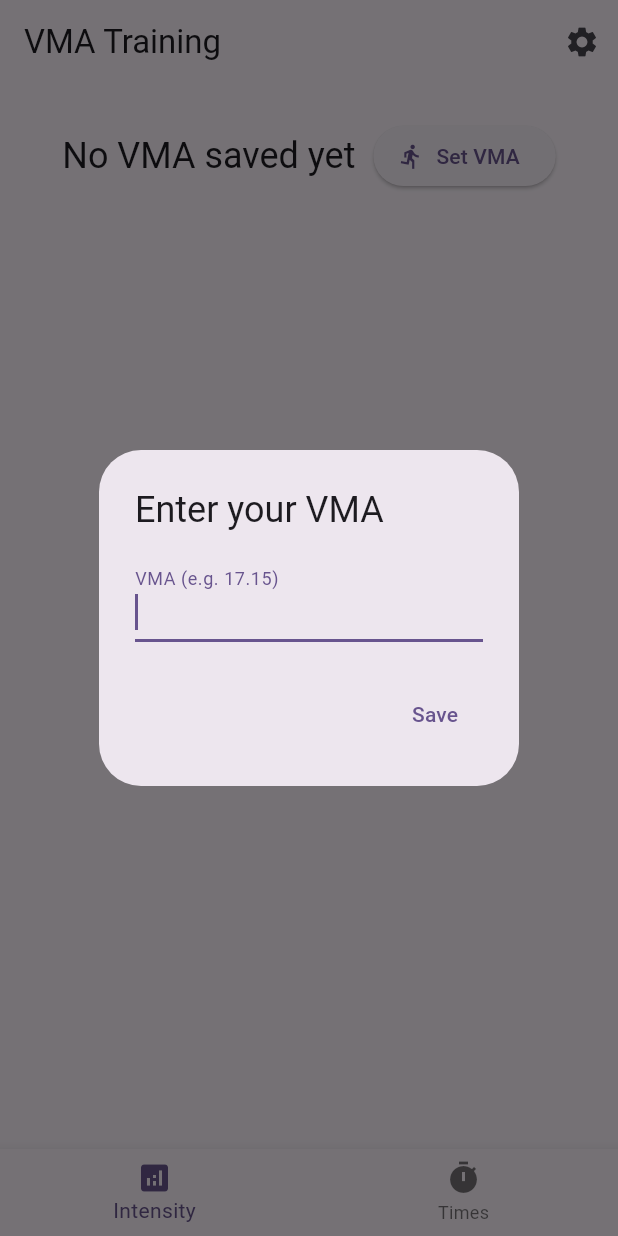
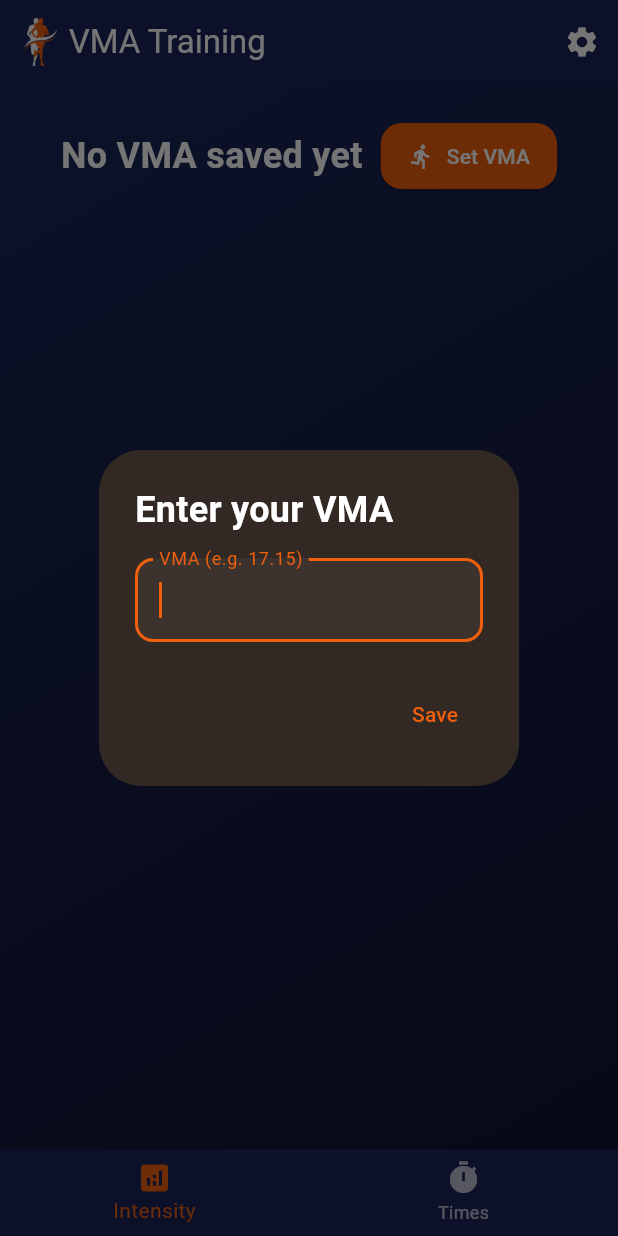
Before and after one commit to lougau92/vma-running, a Flutter app: the screen it shows after launch, on a phone screen of 412 x 824 dp. Run offline on Flutter 3.47's test engine with Material 3 defaults, Android fonts, the phone set to English and light mode, and no system bars; our stand-ins replace shared_preferences.

Commit message:
add theme

```diff
--- a/flutter_application_1/lib/app_localizations.dart
+++ b/flutter_application_1/lib/app_localizations.dart
@@ -57,6 +57,10 @@ class AppLocalizations {
   String get systemDefault => _t('systemDefault');
   String get english => _t('english');
   String get french => _t('french');
+  String get dutch => _t('dutch');
+  String get theme => _t('theme');
+  String get dark => _t('dark');
+  String get light => _t('light');
   String get settingsComingSoon => _t('settingsComingSoon');
   String get adjustIntensity => _t('adjustIntensity');
   String get minPercent => _t('minPercent');
@@ -79,7 +83,6 @@ class AppLocalizations {
   String get distanceGreaterThanZero => _t('distanceGreaterThanZero');
   String get halfMarathon => _t('halfMarathon');
   String get marathon => _t('marathon');
-  String get dutch => _t('dutch');
 
   String yourVma(double vma) =>
       _t('yourVma').replaceFirst('{value}', vma.toStringAsFixed(2));
--- a/flutter_application_1/lib/app_settings.dart
+++ b/flutter_application_1/lib/app_settings.dart
@@ -1,11 +1,21 @@
+import 'package:flutter/material.dart';
+
 class AppSettings {
-  const AppSettings({this.localeCode});
+  const AppSettings({
+    this.localeCode,
+    this.themeMode = ThemeMode.dark,
+  });
 
   final String? localeCode;
+  final ThemeMode themeMode;
 
-  AppSettings copyWith({String? localeCode}) {
+  AppSettings copyWith({
+    String? localeCode,
+    ThemeMode? themeMode,
+  }) {
     return AppSettings(
       localeCode: localeCode ?? this.localeCode,
+      themeMode: themeMode ?? this.themeMode,
     );
   }
 }
--- /dev/null
+++ b/flutter_application_1/lib/decorated_scaffold.dart
@@ -0,0 +1,41 @@
+import 'package:flutter/material.dart';
+import 'theme.dart';
+
+class DecoratedScaffold extends StatelessWidget {
+  const DecoratedScaffold({
+    super.key,
+    required this.body,
+    this.appBar,
+    this.bottomNavigationBar,
+  });
+
+  final PreferredSizeWidget? appBar;
+  final Widget body;
+  final Widget? bottomNavigationBar;
+
+  @override
+  Widget build(BuildContext context) {
+    final theme = Theme.of(context);
+    final isDark = theme.brightness == Brightness.dark;
+    return Scaffold(
+      appBar: appBar,
+      bottomNavigationBar: bottomNavigationBar,
+      body: Container(
+        decoration: isDark
+            ? const BoxDecoration(
+                gradient: LinearGradient(
+                  colors: [
+                    EnjambeeTheme.navy,
+                    Color(0xFF0F142F),
+                  ],
+                  begin: Alignment.topLeft,
+                  end: Alignment.bottomRight,
+                ),
+              )
+            : null,
+        color: isDark ? null : theme.scaffoldBackgroundColor,
+        child: SafeArea(child: body),
+      ),
+    );
+  }
+}
--- a/flutter_application_1/lib/l10n/translations_en.dart
+++ b/flutter_application_1/lib/l10n/translations_en.dart
@@ -19,6 +19,10 @@ class TranslationsEn {
     'systemDefault': 'System default',
     'english': 'English',
     'french': 'French',
+    'dutch': 'Dutch',
+    'theme': 'Theme',
+    'dark': 'Dark',
+    'light': 'Light',
     'settingsComingSoon': 'More settings coming soon.',
     'adjustIntensity': 'Adjust intensity range',
     'minPercent': 'Min %',
@@ -41,6 +45,5 @@ class TranslationsEn {
     'distanceGreaterThanZero': 'Enter a distance greater than 0.',
     'halfMarathon': 'Half marathon',
     'marathon': 'Marathon',
-    'dutch': 'Dutch',
   };
 }
--- a/flutter_application_1/lib/l10n/translations_fr.dart
+++ b/flutter_application_1/lib/l10n/translations_fr.dart
@@ -19,6 +19,10 @@ class TranslationsFr {
     'systemDefault': 'Langue du système',
     'english': 'Anglais',
     'french': 'Français',
+    'dutch': 'Néerlandais',
+    'theme': 'Thème',
+    'dark': 'Sombre',
+    'light': 'Clair',
     'settingsComingSoon': 'D’autres paramètres arrivent bientôt.',
     'adjustIntensity': 'Ajuster les pourcentages',
     'minPercent': 'Min %',
@@ -41,6 +45,5 @@ class TranslationsFr {
     'distanceGreaterThanZero': 'Entrez une distance supérieure à 0.',
     'halfMarathon': 'Semi-marathon',
     'marathon': 'Marathon',
-    'dutch': 'Néerlandais',
   };
 }
--- a/flutter_application_1/lib/l10n/translations_nl.dart
+++ b/flutter_application_1/lib/l10n/translations_nl.dart
@@ -19,6 +19,10 @@ class TranslationsNl {
     'systemDefault': 'Systeemtaal',
     'english': 'Engels',
     'french': 'Frans',
+    'dutch': 'Nederlands',
+    'theme': 'Thema',
+    'dark': 'Donker',
+    'light': 'Licht',
     'settingsComingSoon': 'Meer instellingen komen eraan.',
     'adjustIntensity': 'Intensiteit aanpassen',
     'minPercent': 'Min %',
@@ -41,6 +45,5 @@ class TranslationsNl {
     'distanceGreaterThanZero': 'Voer een afstand groter dan 0 in.',
     'halfMarathon': 'Halve marathon',
     'marathon': 'Marathon',
-    'dutch': 'Nederlands',
   };
 }
--- a/flutter_application_1/lib/settings_storage.dart
+++ b/flutter_application_1/lib/settings_storage.dart
@@ -1,13 +1,17 @@
+import 'package:flutter/material.dart';
 import 'package:shared_preferences/shared_preferences.dart';
 import 'app_settings.dart';
 
 class SettingsStorage {
   static const _localeKey = 'settings_locale';
+  static const _themeKey = 'settings_theme';
 
   Future<AppSettings> load() async {
     final prefs = await SharedPreferences.getInstance();
     final locale = prefs.getString(_localeKey);
-    return AppSettings(localeCode: locale);
+    final themeString = prefs.getString(_themeKey);
+    final themeMode = _parseTheme(themeString);
+    return AppSettings(localeCode: locale, themeMode: themeMode);
   }
 
   Future<void> save(AppSettings settings) async {
@@ -17,5 +21,18 @@ class SettingsStorage {
     } else {
       await prefs.setString(_localeKey, settings.localeCode!);
     }
+    await prefs.setString(_themeKey, settings.themeMode.name);
+  }
+
+  ThemeMode _parseTheme(String? raw) {
+    switch (raw) {
+      case 'light':
+        return ThemeMode.light;
+      case 'system':
+        return ThemeMode.system;
+      case 'dark':
+      default:
+        return ThemeMode.dark;
+    }
   }
 }
--- /dev/null
+++ b/flutter_application_1/lib/theme.dart
@@ -0,0 +1,107 @@
+import 'package:flutter/material.dart';
+
+class EnjambeeTheme {
+  static const Color orange = Color(0xFFF05F0D);
+  static const Color white = Color(0xFFFFFFFF);
+  static const Color navy = Color(0xFF1A265A);
+
+  static ThemeData darkTheme() {
+    final colorScheme = ColorScheme.fromSeed(
+      seedColor: orange,
+      primary: orange,
+      secondary: navy,
+      background: const Color(0xFF0F142F),
+      brightness: Brightness.dark,
+    );
+
+    return ThemeData(
+      colorScheme: colorScheme,
+      scaffoldBackgroundColor: colorScheme.background,
+      appBarTheme: const AppBarTheme(
+        backgroundColor: navy,
+        foregroundColor: white,
+        elevation: 0,
+      ),
+      elevatedButtonTheme: ElevatedButtonThemeData(
+        style: ElevatedButton.styleFrom(
+          backgroundColor: orange,
+          foregroundColor: white,
+          padding: const EdgeInsets.symmetric(horizontal: 18, vertical: 12),
+          shape: RoundedRectangleBorder(
+            borderRadius: BorderRadius.circular(14),
+          ),
+        ),
+      ),
+      cardTheme: CardThemeData(
+        color: Colors.white.withOpacity(0.06),
+        shape: RoundedRectangleBorder(borderRadius: BorderRadius.circular(16)),
+      ),
+      textTheme: const TextTheme(
+        headlineSmall: TextStyle(
+          color: white,
+          fontWeight: FontWeight.w600,
+          letterSpacing: 0.2,
+        ),
+        bodyMedium: TextStyle(color: white),
+        bodyLarge: TextStyle(color: white),
+      ),
+      inputDecorationTheme: InputDecorationTheme(
+        filled: true,
+        fillColor: Colors.white.withOpacity(0.05),
+        border: OutlineInputBorder(borderRadius: BorderRadius.circular(12)),
+      ),
+    );
+  }
+
+  static ThemeData lightTheme() {
+    final colorScheme = ColorScheme.fromSeed(
+      seedColor: orange,
+      primary: orange,
+      secondary: navy,
+      background: white,
+      brightness: Brightness.light,
+    );
+
+    return ThemeData(
+      colorScheme: colorScheme,
+      scaffoldBackgroundColor: white,
+      appBarTheme: const AppBarTheme(
+        backgroundColor: white,
+        foregroundColor: navy,
+        elevation: 0,
+      ),
+      elevatedButtonTheme: ElevatedButtonThemeData(
+        style: ElevatedButton.styleFrom(
+          backgroundColor: orange,
+          foregroundColor: white,
+          padding: const EdgeInsets.symmetric(horizontal: 18, vertical: 12),
+          shape: RoundedRectangleBorder(
+            borderRadius: BorderRadius.circular(14),
+          ),
+        ),
+      ),
+      cardTheme: CardThemeData(
+        color: navy.withOpacity(0.05),
+        shape: RoundedRectangleBorder(
+          borderRadius: BorderRadius.circular(16),
+        ),
+      ),
+      textTheme: const TextTheme(
+        headlineSmall: TextStyle(
+          color: navy,
+          fontWeight: FontWeight.w600,
+          letterSpacing: 0.2,
+        ),
+        bodyMedium: TextStyle(color: navy),
+        bodyLarge: TextStyle(color: navy),
+      ),
+      inputDecorationTheme: InputDecorationTheme(
+        filled: true,
+        fillColor: navy.withOpacity(0.04),
+        border: OutlineInputBorder(
+          borderRadius: BorderRadius.circular(12),
+        ),
+      ),
+    );
+  }
+}
--- a/flutter_application_1/lib/vma_app.dart
+++ b/flutter_application_1/lib/vma_app.dart
@@ -3,6 +3,7 @@ import 'package:flutter_localizations/flutter_localizations.dart';
 import 'app_localizations.dart';
 import 'app_settings.dart';
 import 'settings_storage.dart';
+import 'theme.dart';
 import 'vma_home.dart';
 
 class VmaApp extends StatefulWidget {
@@ -44,9 +45,9 @@ class _VmaAppState extends State<VmaApp> {
 
     return MaterialApp(
       onGenerateTitle: (context) => AppLocalizations.of(context).appTitle,
-      theme: ThemeData(
-        colorScheme: ColorScheme.fromSeed(seedColor: Colors.deepPurple),
-      ),
+      theme: EnjambeeTheme.lightTheme(),
+      darkTheme: EnjambeeTheme.darkTheme(),
+      themeMode: _settings.themeMode,
       locale: _settings.localeCode != null ? Locale(_settings.localeCode!) : null,
       localizationsDelegates: const [
         AppLocalizations.delegate,
--- a/flutter_application_1/lib/vma_home.dart
+++ b/flutter_application_1/lib/vma_home.dart
@@ -1,7 +1,9 @@
 import 'package:flutter/material.dart';
 import 'app_localizations.dart';
 import 'app_settings.dart';
+import 'decorated_scaffold.dart';
 import 'distance_input.dart';
+import 'theme.dart';
 import 'vma_distance_dialog.dart';
 import 'vma_pace.dart';
 import 'vma_settings_dialog.dart';
@@ -131,9 +133,20 @@ class _VmaHomePageState extends State<VmaHomePage> {
             ),
           );
 
-    return Scaffold(
+    final isDark = Theme.of(context).brightness == Brightness.dark;
+
+    return DecoratedScaffold(
       appBar: AppBar(
-        title: Text(strings.appTitle),
+        title: Row(
+          children: [
+            Image.asset(
+              'assets/enjambee_img/logo-header-minimized.png',
+              height: 32,
+            ),
+            const SizedBox(width: 8),
+            Text(strings.appTitle),
+          ],
+        ),
         actions: [
           IconButton(
             icon: const Icon(Icons.settings),
@@ -153,6 +166,12 @@ class _VmaHomePageState extends State<VmaHomePage> {
       ),
       body: body,
       bottomNavigationBar: BottomNavigationBar(
+        backgroundColor:
+            isDark ? EnjambeeTheme.navy : Theme.of(context).colorScheme.surface,
+        selectedItemColor:
+            isDark ? EnjambeeTheme.orange : Theme.of(context).colorScheme.primary,
+        unselectedItemColor:
+            isDark ? Colors.white70 : Theme.of(context).colorScheme.onSurface,
         currentIndex: _tabIndex,
         onTap: (idx) => setState(() => _tabIndex = idx),
         items: [
--- a/flutter_application_1/lib/vma_settings_page.dart
+++ b/flutter_application_1/lib/vma_settings_page.dart
@@ -1,6 +1,7 @@
 import 'package:flutter/material.dart';
 import 'app_localizations.dart';
 import 'app_settings.dart';
+import 'decorated_scaffold.dart';
 import 'vma_settings_view.dart';
 
 class VmaSettingsPage extends StatelessWidget {
@@ -16,7 +17,7 @@ class VmaSettingsPage extends StatelessWidget {
   @override
   Widget build(BuildContext context) {
     final strings = AppLocalizations.of(context);
-    return Scaffold(
+    return DecoratedScaffold(
       appBar: AppBar(
         title: Text(strings.settingsTab),
       ),
--- a/flutter_application_1/lib/vma_settings_view.dart
+++ b/flutter_application_1/lib/vma_settings_view.dart
@@ -16,6 +16,7 @@ class VmaSettingsView extends StatelessWidget {
   Widget build(BuildContext context) {
     final strings = AppLocalizations.of(context);
     final localeValue = settings.localeCode ?? 'system';
+    final themeValue = settings.themeMode.name;
 
     return ListView(
       padding: const EdgeInsets.all(24),
@@ -52,6 +53,39 @@ class VmaSettingsView extends StatelessWidget {
             ),
           ],
         ),
+        const SizedBox(height: 24),
+        Text(
+          strings.theme,
+          style: Theme.of(context).textTheme.titleMedium,
+        ),
+        const SizedBox(height: 8),
+        DropdownButton<String>(
+          value: themeValue,
+          onChanged: (value) {
+            final nextTheme = switch (value) {
+              'light' => ThemeMode.light,
+              'system' => ThemeMode.system,
+              _ => ThemeMode.dark,
+            };
+            onSettingsChanged(
+              settings.copyWith(themeMode: nextTheme),
+            );
+          },
+          items: [
+            DropdownMenuItem(
+              value: 'dark',
+              child: Text(strings.dark),
+            ),
+            DropdownMenuItem(
+              value: 'light',
+              child: Text(strings.light),
+            ),
+            DropdownMenuItem(
+              value: 'system',
+              child: Text(strings.systemDefault),
+            ),
+          ],
+        ),
       ],
     );
   }
--- a/flutter_application_1/pubspec.yaml
+++ b/flutter_application_1/pubspec.yaml
@@ -61,6 +61,9 @@ flutter:
   # included with your application, so that you can use the icons in
   # the material Icons class.
   uses-material-design: true
+  assets:
+    - assets/enjambee_img/logo-enjambee-shape.png
+    - assets/enjambee_img/logo-header-minimized.png
 
   # To add assets to your application, add an assets section, like this:
   # assets:
```
Also changed, not shown: flutter_application_1/assets/enjambee_img/logo-enjambee-shape.png (added), flutter_application_1/assets/enjambee_img/logo-header-minimized.png (added).
